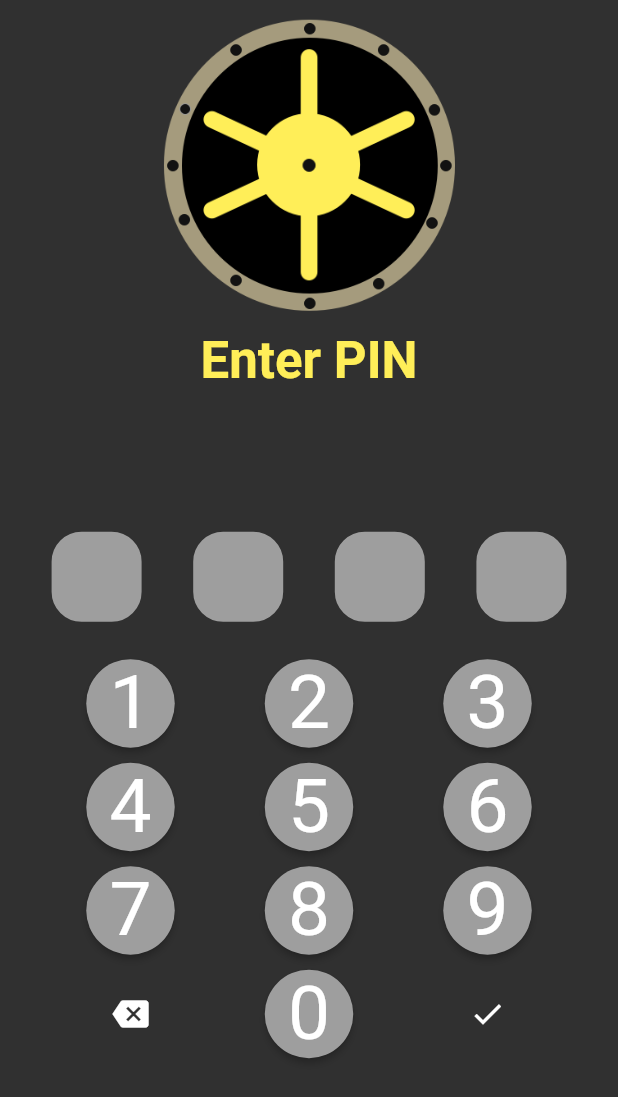
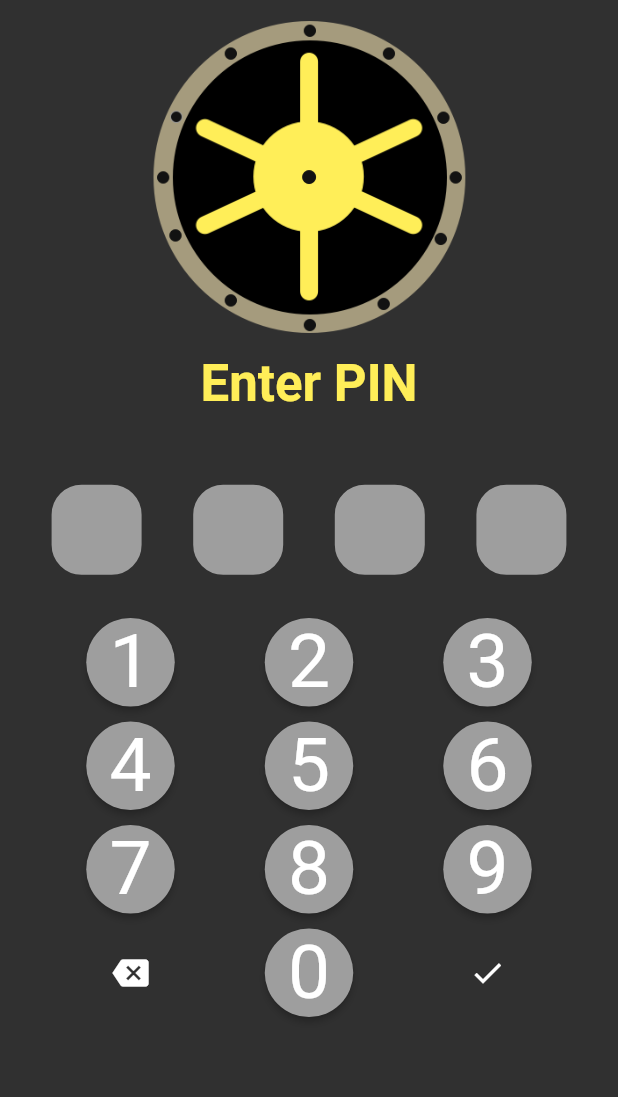
Before and after one commit to v4mpc/melt, a Flutter app: the screen it shows after launch, on a phone screen of 412 x 824 dp. Shown: the top 1097 px of the screen. Run offline on Flutter 3.47's test engine with Material 2 defaults, Android fonts, the light colour scheme and no system bars; our stand-ins replace pin_code_fields.

Commit message:
house keeping

```diff
--- a/lib/views/login_page.dart
+++ b/lib/views/login_page.dart
@@ -86,7 +86,7 @@ class _LoginPageState extends State<LoginPage>
                 ),
               ),
               Expanded(
-                flex: 2,
+                flex: 1,
                 child: Text(
                   'Enter PIN',
                   style: Theme.of(context).textTheme.headline4!.copyWith(
```
